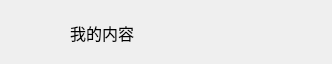
First picture: the form in widget_mycontent.ui, repository EricGu1001/Ruiji_dev, before the edit.
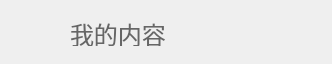
Second picture: the form after the edit. Custom widgets are drawn as their Qt base class.

```diff
--- a/widget_mycontent.ui
+++ b/widget_mycontent.ui
@@ -37,15 +37,18 @@
      <rect>
       <x>70</x>
       <y>20</y>
-      <width>91</width>
+      <width>96</width>
       <height>26</height>
      </rect>
     </property>
     <property name="font">
      <font>
-      <pointsize>12</pointsize>
+      <pointsize>18</pointsize>
      </font>
     </property>
+    <property name="styleSheet">
+     <string notr="true">color:rgba(102,102,102,1)</string>
+    </property>
     <property name="text">
      <string>我的内容</string>
     </property>
```
